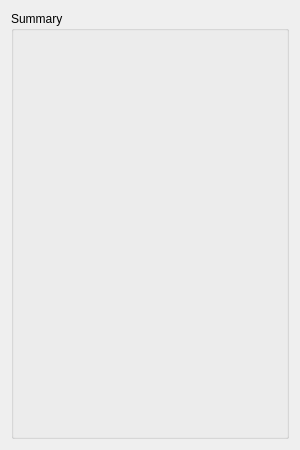
First picture: the form in source/focus_finder/gui/focus_curve_recorder_summary_details_panel.ui, repository carsten0x51h/focus_finder, before the edit.
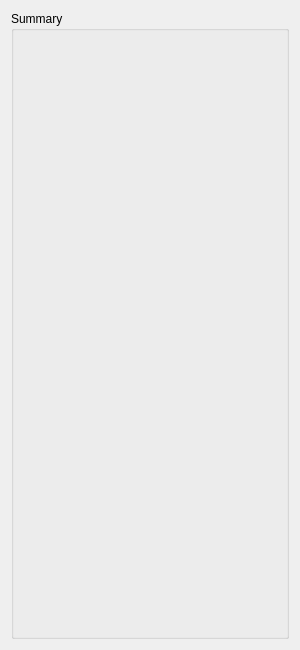
Second picture: the form after the edit.

```diff
--- a/source/focus_finder/gui/focus_curve_recorder_summary_details_panel.ui
+++ b/source/focus_finder/gui/focus_curve_recorder_summary_details_panel.ui
@@ -7,7 +7,7 @@
     <x>0</x>
     <y>0</y>
     <width>300</width>
-    <height>450</height>
+    <height>650</height>
    </rect>
   </property>
   <property name="sizePolicy">
```
